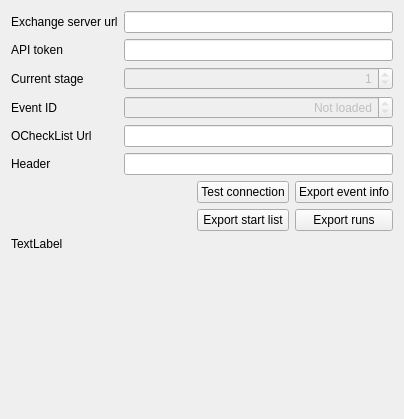
Qt form quickevent/app/quickevent/plugins/Event/src/services/qx/qxeventservicewidget.ui (Quick-Box/quickevent) before a commit.
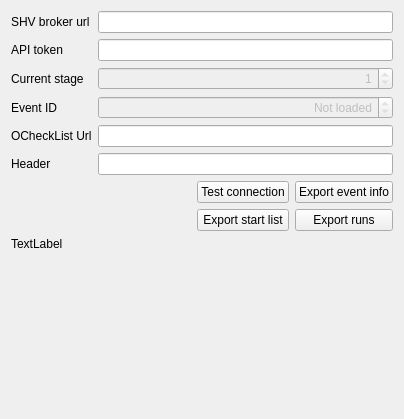
The same form after that commit.

What changed in the file:
```diff
--- a/quickevent/app/quickevent/plugins/Event/src/services/qx/qxeventservicewidget.ui
+++ b/quickevent/app/quickevent/plugins/Event/src/services/qx/qxeventservicewidget.ui
@@ -19,7 +19,7 @@
      <item row="0" column="0">
       <widget class="QLabel" name="label_2">
        <property name="text">
-        <string>Exchange server url</string>
+        <string>SHV broker url</string>
        </property>
       </widget>
      </item>
```
